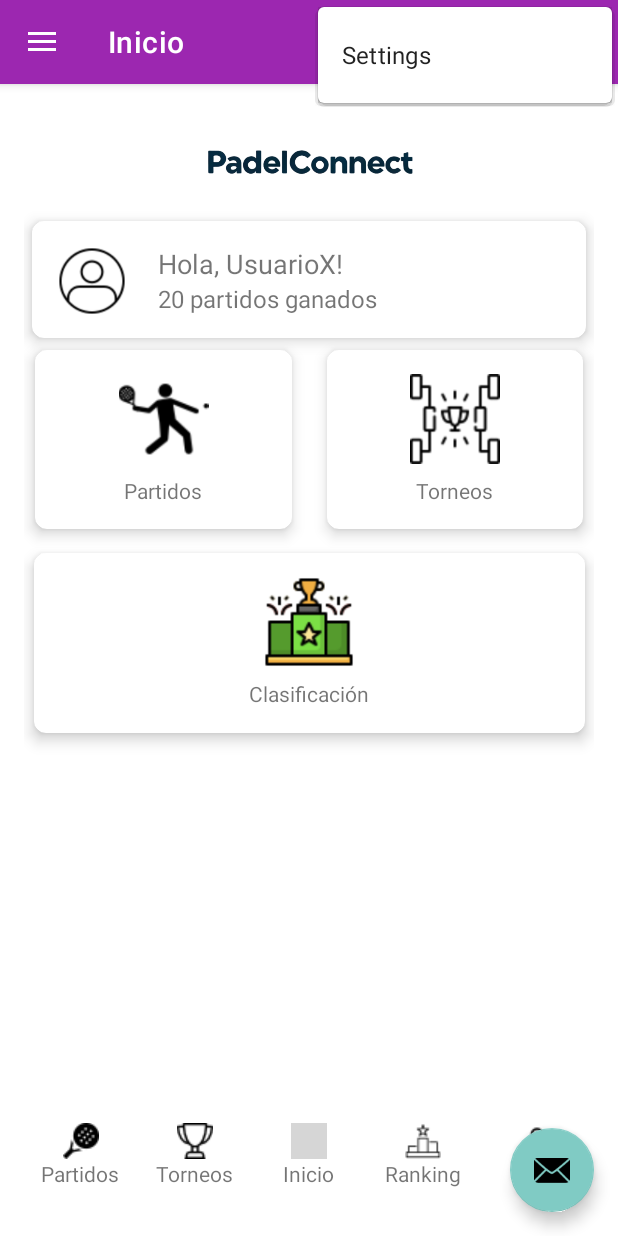
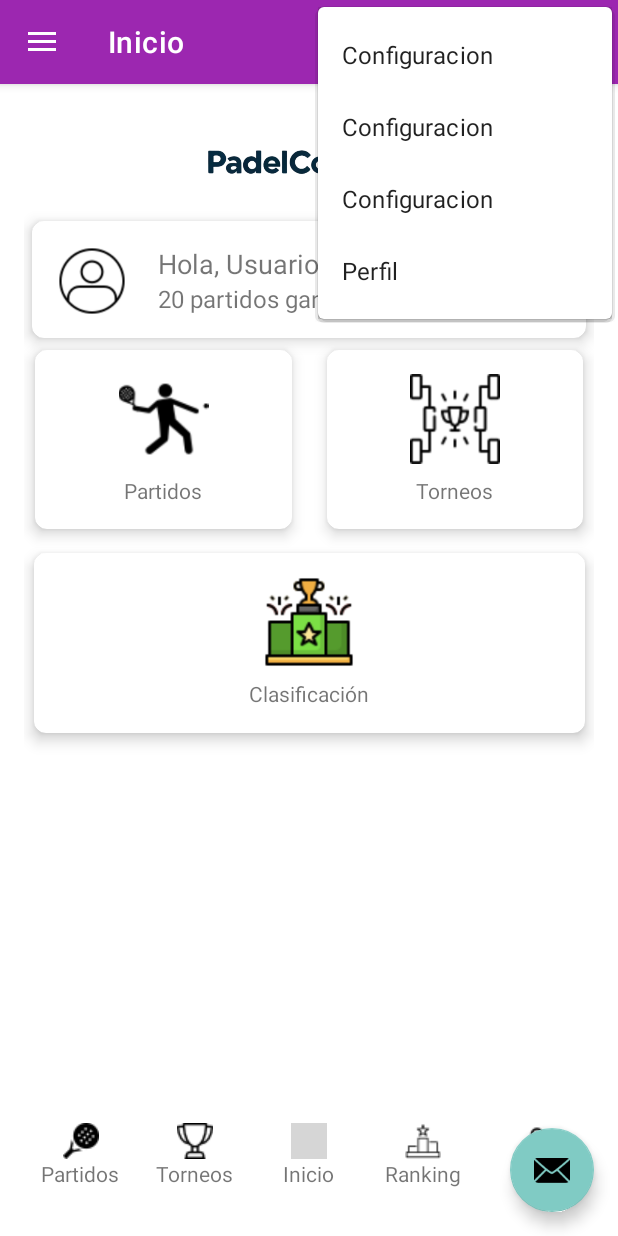
Before and after one commit to MafioP/PaddelConnectDev, an Android app: the screen it shows after launch (MainActivity), with the options menu open, on a phone screen of 412 x 824 dp. Run offline under Robolectric (Android 15) with nearby library versions, the phone set to English and light mode, and no system bars; our stand-ins replace navigation-ui; 2 statements that could not run were skipped; grey boxes are pictures that could not be loaded.

Commit message:
Patron Binding y Menu desplegable

```diff
--- a/app/src/main/res/layout/fragment_profile.xml
+++ b/app/src/main/res/layout/fragment_profile.xml
@@ -214,7 +214,7 @@
         android:id="@+id/bottomNavigationMenu"
         android:layout_width="match_parent"
         android:layout_height="wrap_content"
-        android:layout_gravity="bottom"
+        android:layout_alignParentBottom="true"
         app:itemIconSize="24dp"
         app:itemTextAppearance="@style/BottomNavigationViewText"
         app:menu="@menu/bottom_navigation_menu"/>
--- a/app/src/main/res/menu/main.xml
+++ b/app/src/main/res/menu/main.xml
@@ -6,4 +6,20 @@
         android:orderInCategory="100"
         android:title="@string/action_settings"
         app:showAsAction="never" />
+    <item
+        android:id="@+id/action_matches_favorites"
+        android:orderInCategory="100"
+        android:title="@string/action_settings"
+        app:showAsAction="never" />
+    <item
+        android:id="@+id/action_matches_played"
+        android:orderInCategory="100"
+        android:title="@string/action_settings"
+        app:showAsAction="never" />
+    <item
+        android:id="@+id/action_profile"
+        android:orderInCategory="100"
+        android:title="@string/menu_profile"
+        app:showAsAction="never" />
+
 </menu>
--- a/app/src/main/res/values/strings.xml
+++ b/app/src/main/res/values/strings.xml
@@ -5,7 +5,10 @@
     <string name="nav_header_title">Android Studio</string>
     <string name="nav_header_subtitle">android.studio@android.com</string>
     <string name="nav_header_desc">Navigation header</string>
-    <string name="action_settings">Settings</string>
+    <string name="action_settings">Configuracion</string>
+    <string name="action_matches_played">Historial de Partidos</string>
+    <string name="action_matches_favorites">Partidos Favoritos</string>
+    <string name="action_profile">Log In/Register</string>
 
     <string name="menu_gallery">Gallery</string>
     <string name="menu_slideshow">Slideshow</string>
```
Also changed, not shown: app/src/main/java/com/example/padelconnect/view/LoginFragment.kt (+15 -14 lines), app/src/main/java/com/example/padelconnect/view/ProfileFragment.kt (+71 -25 lines), app/src/main/java/com/example/padelconnect/view/RegisterFragment.kt (+15 -21 lines).
